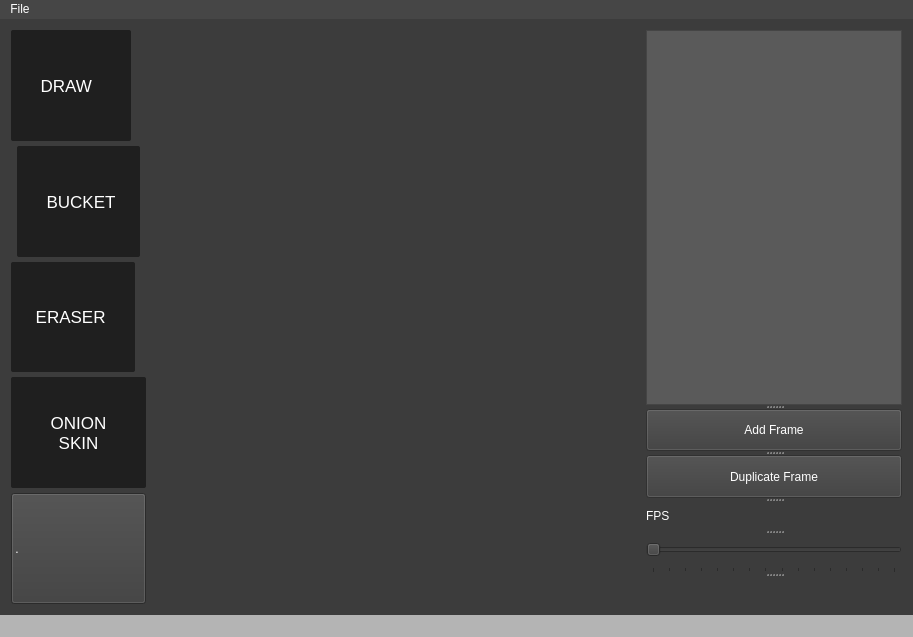
Qt form spriteview.ui (Mitten25/SpriteEditor) before a commit.
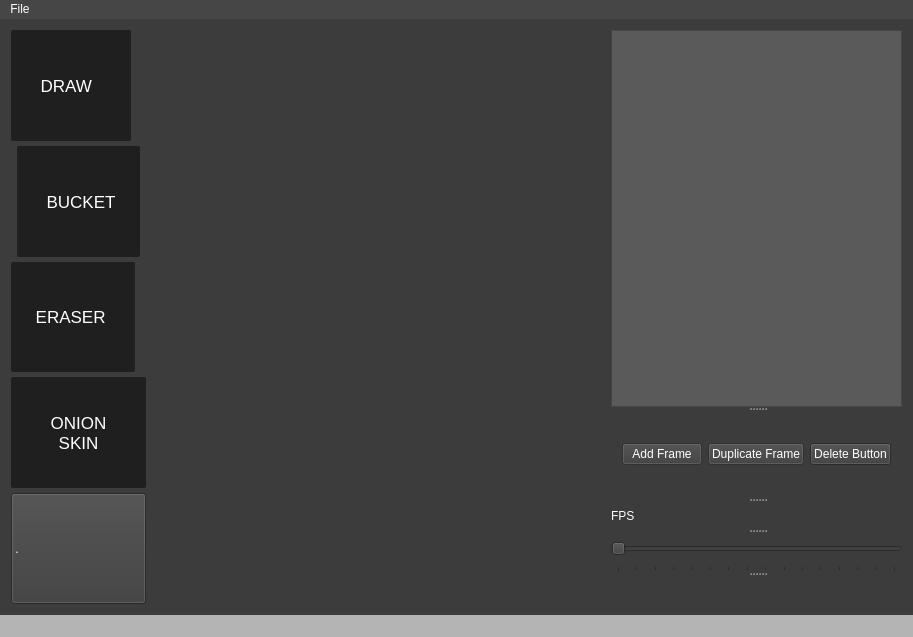
The same form after that commit.

Commit message: Resize Event. Add delete button

Diff of the .ui file:
```diff
--- a/spriteview.ui
+++ b/spriteview.ui
@@ -701,6 +701,9 @@
         <string notr="true">background-color: rgb(90, 90, 90);</string>
        </property>
       </widget>
+      <widget class="QWidget" name="">
+       <layout class="QHBoxLayout" name="horizontalLayout_2">
+        <item>
       <widget class="QPushButton" name="addFrameButton">
        <property name="enabled">
         <bool>false</bool>
@@ -709,6 +712,8 @@
         <string>Add Frame</string>
        </property>
       </widget>
+        </item>
+        <item>
       <widget class="QPushButton" name="duplicateButton">
        <property name="enabled">
         <bool>false</bool>
@@ -717,6 +722,16 @@
         <string>Duplicate Frame</string>
        </property>
       </widget>
+        </item>
+        <item>
+         <widget class="QPushButton" name="deleteButton">
+          <property name="text">
+           <string>Delete Button</string>
+          </property>
+         </widget>
+        </item>
+       </layout>
+      </widget>
       <widget class="QLabel" name="fpsLabel">
        <property name="text">
         <string>FPS</string>
```
Left out of the diff: 2 changed lines with no effect on the pictures. Lines whose indentation alone changed are shown as unchanged. The commit also changes 3 other files.
